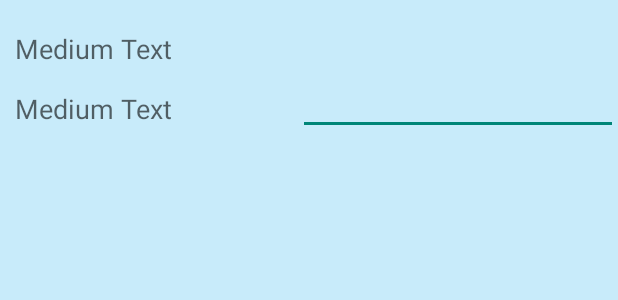
After one commit to cleber-abreu/Othello-AIx, an Android app: the layout row_troca_preco.xml on its own in the app's theme, with its tools: preview values and no code run, on a phone screen of 412 x 824 dp. The commit adds this screen. Shown: the top 300 px of the screen. Run offline under Robolectric (Android 15) with nearby library versions, the phone set to English and light mode, and no system bars.

Commit message:
Troca de Preco

```diff
--- a/webPosto/app/src/main/java/com/qualityautomacao/webposto/utils/IntConsumer.java
+++ /dev/null
@@ -1,5 +0,0 @@
-package com.qualityautomacao.webposto.utils;
-
-public interface IntConsumer {
-    void accept(int t) throws Exception;
-}
--- a/webPosto/app/src/main/java/com/qualityautomacao/webposto/utils/UtilsWeb.java
+++ b/webPosto/app/src/main/java/com/qualityautomacao/webposto/utils/UtilsWeb.java
@@ -25,6 +25,9 @@ import java.net.URL;
 public abstract class UtilsWeb {
     private static final String IP = "192.168.0.26";
     private static final String PORTA = "8080";
+//    private static final String IP = "200.98.166.245";
+//    private static final String PORTA = "8181";
+
     private static final String BASE_URL = "http://" + IP + ":" + PORTA + "/QualityPostoWEB/webresources/service/";
     public static Token token = null;
 
--- /dev/null
+++ b/webPosto/app/src/main/res/layout/row_troca_preco.xml
@@ -0,0 +1,41 @@
+<?xml version="1.0" encoding="utf-8"?>
+<RelativeLayout xmlns:android="http://schemas.android.com/apk/res/android"
+    android:layout_width="match_parent" android:layout_height="match_parent">
+
+    <TextView
+        android:layout_marginTop="20dp"
+        android:layout_width="wrap_content"
+        android:layout_height="wrap_content"
+        android:textAppearance="?android:attr/textAppearanceMedium"
+        android:text="Medium Text"
+        android:id="@+id/textViewProduto"
+        android:layout_alignParentTop="true"
+        android:layout_alignParentStart="true"
+        android:layout_marginStart="10dp"/>
+
+    <TextView
+        android:layout_width="wrap_content"
+        android:layout_height="wrap_content"
+        android:textAppearance="?android:attr/textAppearanceMedium"
+        android:text="Medium Text"
+        android:id="@+id/textViewPrecoAtual"
+        android:layout_alignBottom="@+id/editTextPrecoNovo"
+        android:layout_marginBottom="5dp"
+        android:layout_alignParentStart="true"
+        android:layout_marginStart="10dp"/>
+
+    <EditText
+        android:layout_width="wrap_content"
+        android:layout_height="wrap_content"
+        android:inputType="numberDecimal"
+        android:ems="10"
+        android:id="@+id/editTextPrecoNovo"
+        android:layout_below="@+id/textViewProduto"
+        android:layout_alignParentEnd="true"/>
+
+    <Space
+        android:layout_width="20px"
+        android:layout_height="10dp"
+        android:layout_below="@+id/textViewPrecoAtual"
+        android:layout_alignStart="@+id/textViewPrecoAtual" />
+</RelativeLayout>
```
Also changed, not shown: webPosto/app/src/main/java/com/qualityautomacao/webposto/view/LoginActivity.java (+17 -2 lines), webPosto/app/src/main/java/com/qualityautomacao/webposto/view/RowTrocaPrecoAdapter.java (added, +75 -0 lines), webPosto/app/src/main/java/com/qualityautomacao/webposto/view/TrocaPrecoActivity.java (+15 -19 lines), webPosto/app/src/main/res/layout/activity_troca_preco.xml (+19 -6 lines).
